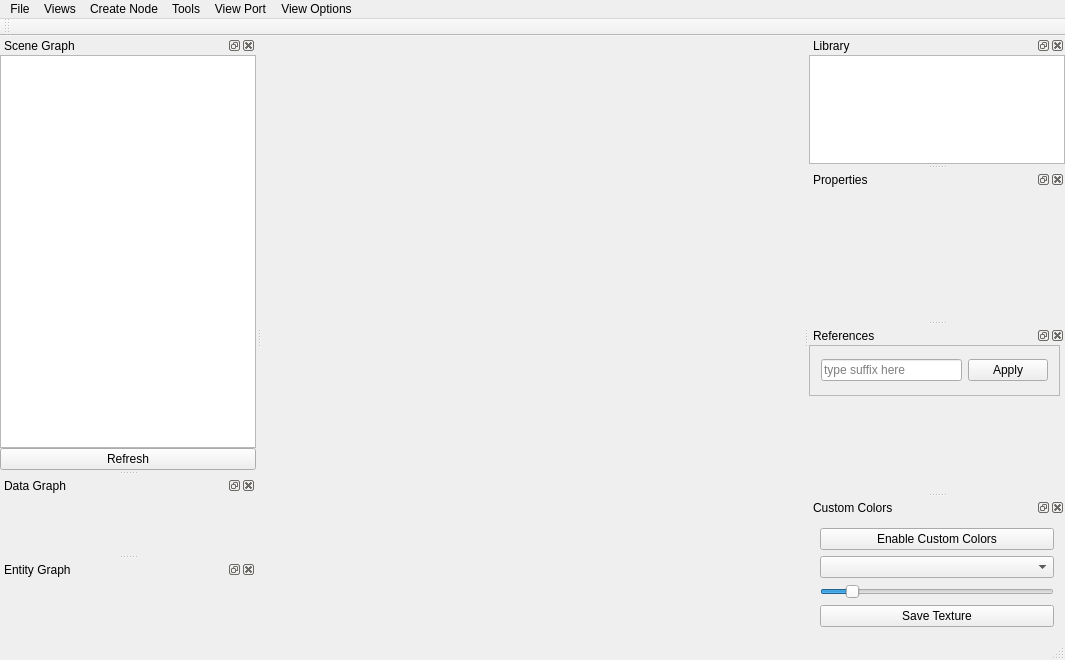
Before: the Qt Designer form Tools/ResourceEditor/mainwindow.ui in xaoctech/dava.engine, drawn with Qt 5.
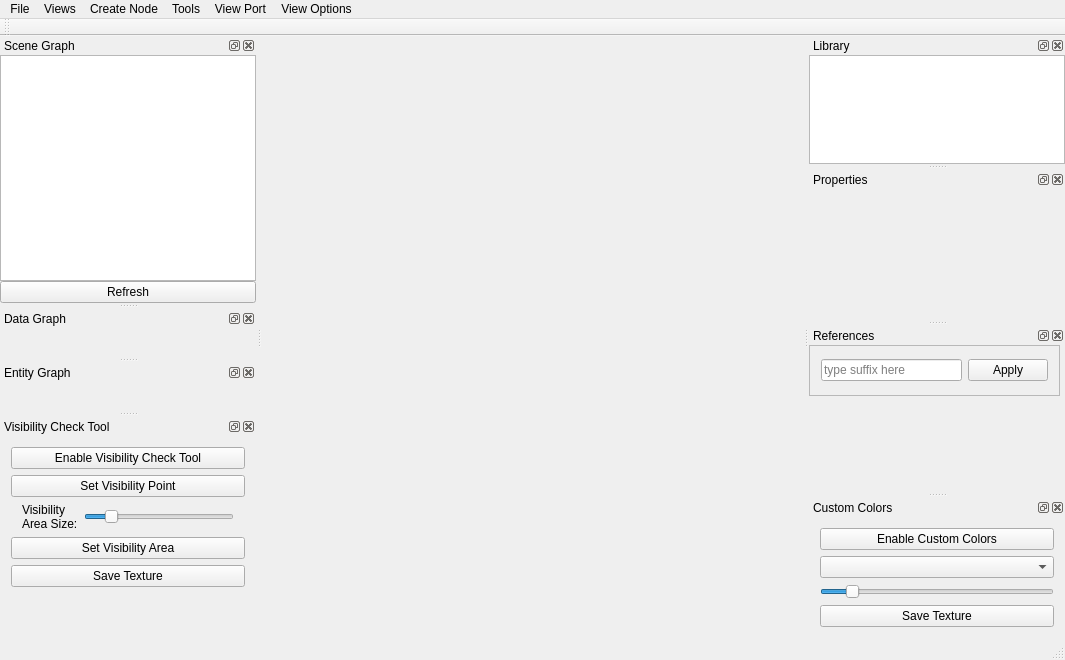
After: the same form once the commit is applied. Icons and pictures are not drawn. Custom widgets are drawn as their Qt base class.

Commit message: Visibility check tool, beta

The edit to the form file:
```diff
--- a/Tools/ResourceEditor/mainwindow.ui
+++ b/Tools/ResourceEditor/mainwindow.ui
@@ -421,6 +421,134 @@
     </layout>
    </widget>
   </widget>
+  <widget class="QDockWidget" name="dockVisibilityTool">
+   <property name="sizePolicy">
+    <sizepolicy hsizetype="Preferred" vsizetype="Maximum">
+     <horstretch>0</horstretch>
+     <verstretch>0</verstretch>
+    </sizepolicy>
+   </property>
+   <property name="windowTitle">
+    <string>Visibility Check Tool</string>
+   </property>
+   <attribute name="dockWidgetArea">
+    <number>1</number>
+   </attribute>
+   <widget class="QWidget" name="dockWidgetContents_4">
+    <layout class="QVBoxLayout" name="verticalLayout_4">
+     <item>
+      <widget class="QPushButton" name="buttonVisibilityToolEnable">
+       <property name="text">
+        <string>Enable Visibility Check Tool</string>
+       </property>
+       <property name="checkable">
+        <bool>false</bool>
+       </property>
+      </widget>
+     </item>
+     <item>
+      <widget class="QPushButton" name="buttonVisibilityToolSetPoint">
+       <property name="text">
+        <string>Set Visibility Point</string>
+       </property>
+      </widget>
+     </item>
+     <item>
+      <widget class="QFrame" name="frame_2">
+       <property name="frameShape">
+        <enum>QFrame::NoFrame</enum>
+       </property>
+       <property name="frameShadow">
+        <enum>QFrame::Plain</enum>
+       </property>
+       <property name="lineWidth">
+        <number>0</number>
+       </property>
+       <layout class="QHBoxLayout" name="horizontalLayout_3">
+        <property name="spacing">
+         <number>-1</number>
+        </property>
+        <property name="topMargin">
+         <number>0</number>
+        </property>
+        <property name="bottomMargin">
+         <number>0</number>
+        </property>
+        <item>
+         <widget class="QLabel" name="labelVisibilityToolAreaSize">
+          <property name="enabled">
+           <bool>true</bool>
+          </property>
+          <property name="sizePolicy">
+           <sizepolicy hsizetype="Maximum" vsizetype="Preferred">
+            <horstretch>0</horstretch>
+            <verstretch>0</verstretch>
+           </sizepolicy>
+          </property>
+          <property name="text">
+           <string>Visibility
+Area Size:</string>
+          </property>
+          <property name="wordWrap">
+           <bool>true</bool>
+          </property>
+         </widget>
+        </item>
+        <item>
+         <widget class="QSlider" name="sliderVisibilityToolAreaSize">
+          <property name="sizePolicy">
+           <sizepolicy hsizetype="Minimum" vsizetype="Preferred">
+            <horstretch>0</horstretch>
+            <verstretch>0</verstretch>
+           </sizepolicy>
+          </property>
+          <property name="minimum">
+           <number>1</number>
+          </property>
+          <property name="maximum">
+           <number>128</number>
+          </property>
+          <property name="value">
+           <number>20</number>
+          </property>
+          <property name="orientation">
+           <enum>Qt::Horizontal</enum>
+          </property>
+         </widget>
+        </item>
+       </layout>
+      </widget>
+     </item>
+     <item>
+      <widget class="QPushButton" name="buttonVisibilityToolSetArea">
+       <property name="text">
+        <string>Set Visibility Area</string>
+       </property>
+      </widget>
+     </item>
+     <item>
+      <widget class="QPushButton" name="buttonVisibilityToolSave">
+       <property name="text">
+        <string>Save Texture</string>
+       </property>
+      </widget>
+     </item>
+     <item>
+      <spacer name="verticalSpacer_2">
+       <property name="orientation">
+        <enum>Qt::Vertical</enum>
+       </property>
+       <property name="sizeHint" stdset="0">
+        <size>
+         <width>20</width>
+         <height>40</height>
+        </size>
+       </property>
+      </spacer>
+     </item>
+    </layout>
+   </widget>
+  </widget>
   <action name="actionNewScene">
    <property name="icon">
     <iconset>
```
Left out of the diff: 11 changed lines with no effect on the pictures. The commit also changes 19 other files.
